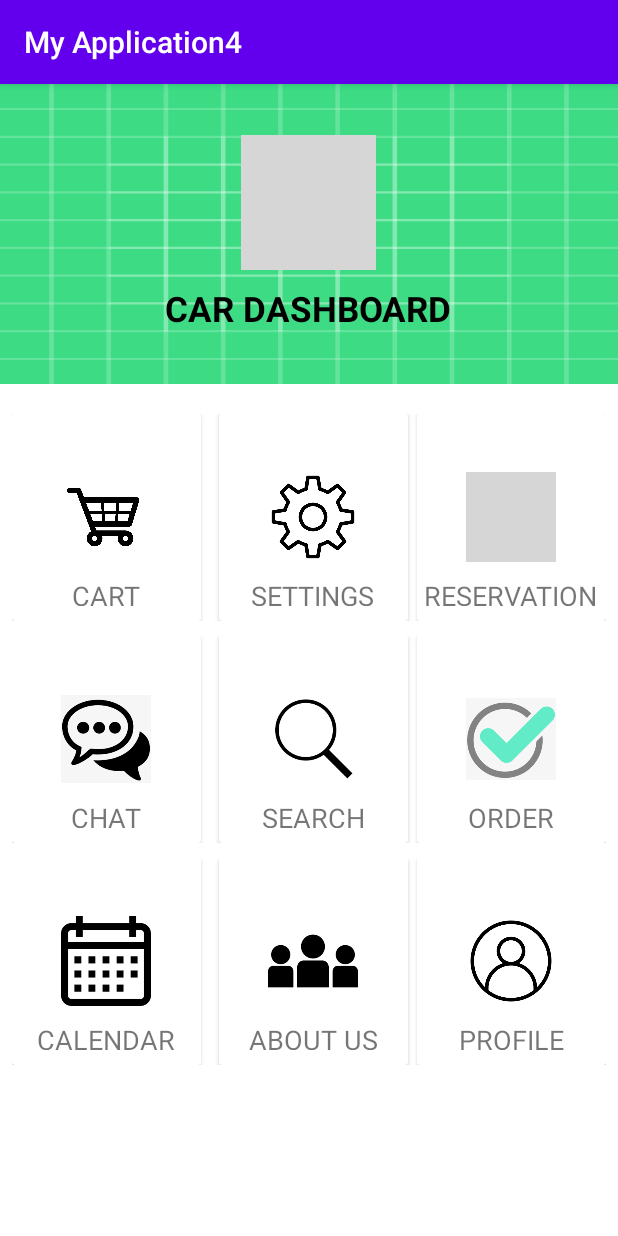
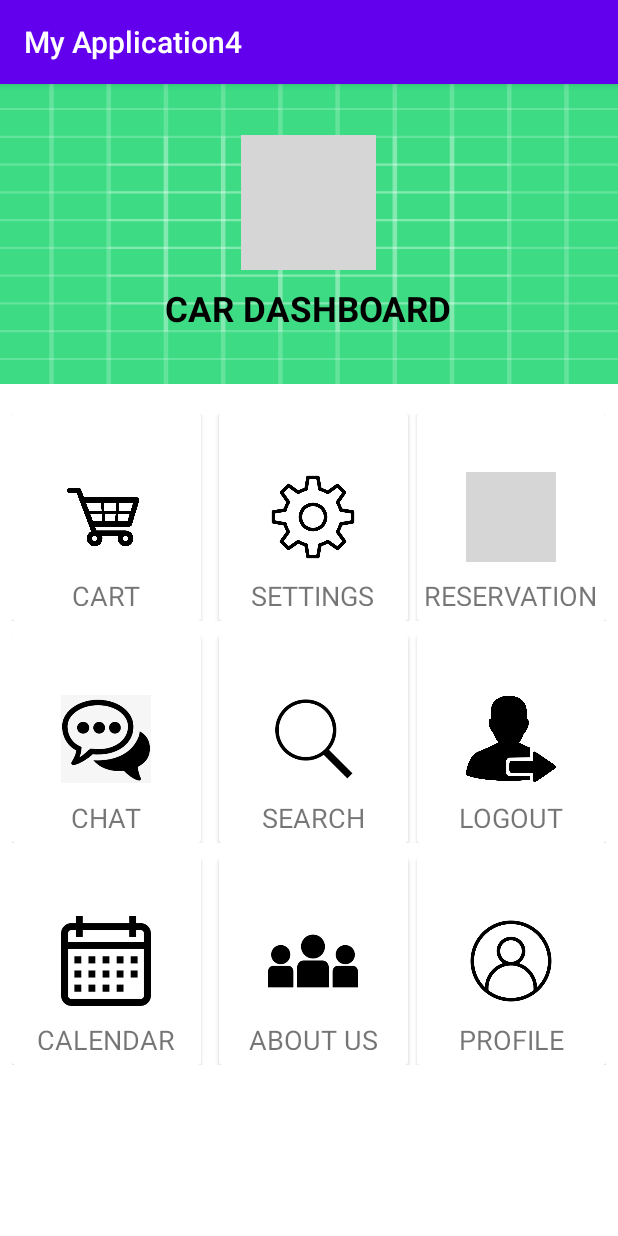
Before and after one commit to CSCI-150-LAB/Team8Repo, an Android app: the screen it shows after launch (MainActivity), on a phone screen of 412 x 824 dp. Run offline under Robolectric (Android 15) with nearby library versions, the light colour scheme and no system bars; grey boxes are pictures that could not be loaded.

Commit message:
First commit

```diff
--- a/MyApplication4/app/src/main/java/com/example/myapplication4/MainActivity.java
+++ b/MyApplication4/app/src/main/java/com/example/myapplication4/MainActivity.java
@@ -9,7 +9,7 @@ import android.widget.Toast;
 
 public class MainActivity extends AppCompatActivity {
 
-    Button btn_cart, btn_settings, btn_reservation, btn_chat, btn_search, btn_order, btn_calendar, btn_about, btn_profile;
+    Button btn_cart, btn_settings, btn_reservation, btn_chat, btn_search, btn_logout, btn_calendar, btn_about, btn_profile;
     @Override
     protected void onCreate(Bundle savedInstanceState) {
         super.onCreate(savedInstanceState);
@@ -20,7 +20,7 @@ public class MainActivity extends AppCompatActivity {
         btn_reservation = (Button)findViewById(R.id.buttonRESERVATION);
         btn_chat = (Button)findViewById(R.id.buttonCHAT);
         btn_search = (Button)findViewById(R.id.buttonSEARCH);
-        btn_order = (Button)findViewById(R.id.buttonCHECK);
+        btn_logout = (Button)findViewById(R.id.buttonlogout);
         btn_calendar = (Button)findViewById(R.id.buttonCALENDAR);
         btn_about = (Button)findViewById(R.id.buttonABOUT);
         btn_profile = (Button)findViewById(R.id.buttonPROFILE);
@@ -55,10 +55,10 @@ public class MainActivity extends AppCompatActivity {
                 Toast.makeText(MainActivity.this, "GO TO SEARCH", Toast.LENGTH_SHORT).show();
             }
         });
-        btn_order.setOnClickListener(new View.OnClickListener() {
+        btn_logout.setOnClickListener(new View.OnClickListener() {
             @Override
             public void onClick(View v) {
-                Toast.makeText(MainActivity.this, "MAKE ORDER", Toast.LENGTH_SHORT).show();
+                Toast.makeText(MainActivity.this, "SIGN OUT", Toast.LENGTH_SHORT).show();
             }
         });
         btn_calendar.setOnClickListener(new View.OnClickListener() {
--- a/MyApplication4/app/src/main/res/layout/activity_main.xml
+++ b/MyApplication4/app/src/main/res/layout/activity_main.xml
@@ -301,13 +301,13 @@
                             android:layout_width = "60dp"
                             android:id = "@+id/imageView6"
                             android:layout_height = "60dp"
-                            android:src = "@drawable/check"
+                            android:src = "@drawable/logout"
                             android:layout_centerInParent = "true"
                             />
                         <TextView
                             android:layout_width="wrap_content"
                             android:layout_height="wrap_content"
-                            android:text="ORDER"
+                            android:text="LOGOUT"
                             android:textSize="18sp"
                             android:layout_below="@+id/imageView6"
                             android:layout_centerHorizontal="true"
@@ -317,7 +317,7 @@
                         <Button
                             android:layout_width="match_parent"
                             android:layout_height="match_parent"
-                            android:id="@+id/buttonCHECK"
+                            android:id="@+id/buttonlogout"
                             android:background="@android:color/transparent"
 
                             />
```
Also changed, not shown: MyApplication4/app/src/main/res/drawable/logout.png (added).
